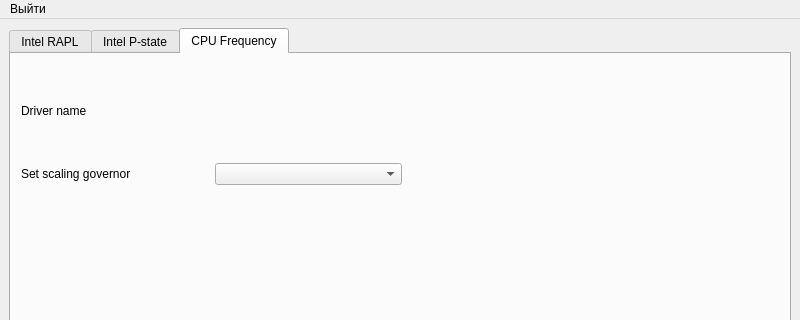
Old version of the form main_window.ui in the repository NativCos/laptop_power; both pictures show x 0 to 800 and y 0 to 320 of the 800 by 600 pixel window.
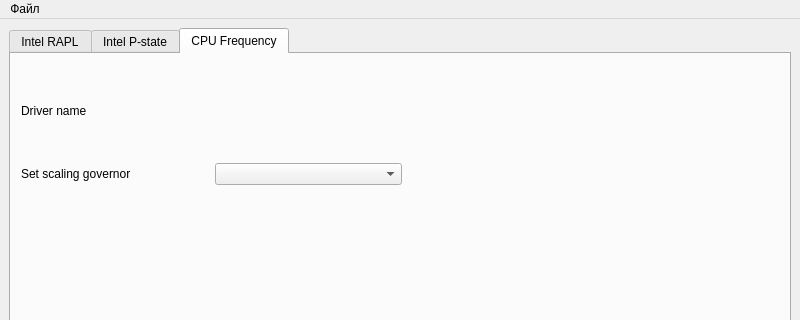
New version of the form. The open tabs and pages were chosen to show the change.

The edit to the form file:
```diff
--- a/main_window.ui
+++ b/main_window.ui
@@ -193,7 +193,7 @@
    </property>
    <widget class="QMenu" name="menu">
     <property name="title">
-     <string>Выйти</string>
+     <string>Файл</string>
     </property>
    </widget>
    <addaction name="menu"/>
```
Left out of the diff: 15 changed lines with no effect on the pictures.
